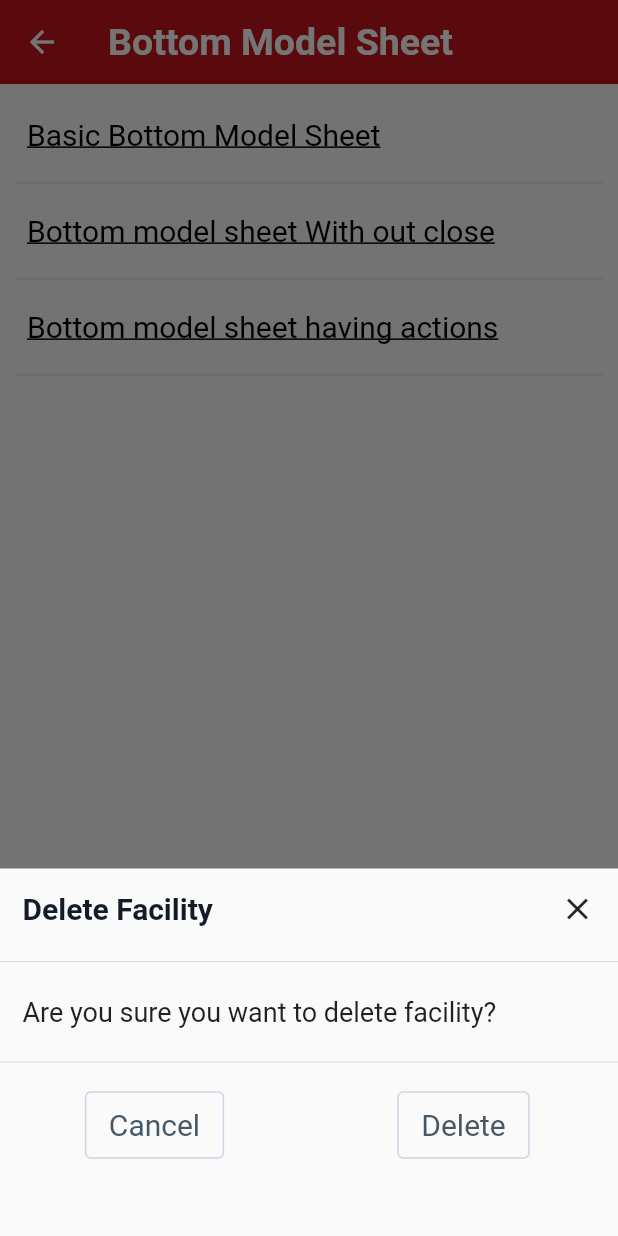
After one commit to brahmikumar/vcui, a Flutter app: the BottomModelSheetDemo screen opened by its route, after a tap on "Bottom model sheet having actions", on a phone screen of 412 x 824 dp. The commit adds this screen. Run offline on Flutter 3.47's test engine with Material 2 defaults, Android fonts, the phone set to English and light mode, and no system bars; our stand-ins replace flutter_html.

Commit message:
added alert and bootm model sheets

```diff
--- a/lib/main.dart
+++ b/lib/main.dart
@@ -1,4 +1,6 @@
 import 'package:flutter/material.dart';
+import 'package:vcui/src/elements/screens/alert_dialog.dart';
+import 'package:vcui/src/elements/screens/bottom_modelsheet_demo.dart';
 import 'package:vcui/src/elements/screens/buttons_demo.dart';
 import 'package:vcui/src/elements/screens/labels_demo.dart';
 import 'package:vcui/src/elements/screens/toast_messages_demo.dart';
@@ -29,6 +31,8 @@ class MyApp extends StatelessWidget {
         Usage.routeName : (context) => Usage(title: '', usage: '',),
         LabelsDemo.routeName : (context) => const LabelsDemo(),
         ToastMessagesDemo.routeName : (context) => const ToastMessagesDemo(),
+        AlertDialogDemo.routeName : (context) => const AlertDialogDemo(),
+        BottomModelSheetDemo.routeName : (context) => const BottomModelSheetDemo(),
       },
     );
   }
--- /dev/null
+++ b/lib/src/elements/screens/bottom_modelsheet_demo.dart
@@ -0,0 +1,88 @@
+import 'package:flutter/material.dart';
+import 'package:vcui/src/utils/app_meessages.dart';
+import 'package:vcui/vui/ui_components/bottom_model_sheet.dart';
+import 'package:vcui/vui/ui_components/buttons.dart';
+
+class BottomModelSheetDemo extends StatelessWidget {
+  static const routeName = "/bottomModelSheetDemo";
+  const BottomModelSheetDemo({Key? key}) : super(key: key);
+
+  @override
+  Widget build(BuildContext context) {
+    return Scaffold(
+      appBar: AppBar(
+        title: const Text("Bottom Model Sheet"),
+      ),
+      body: SingleChildScrollView(
+        child: Container(
+          padding: const EdgeInsets.all(10),
+          child: Column(
+            crossAxisAlignment: CrossAxisAlignment.start,
+            children: [
+
+              textButton("Basic Bottom Model Sheet", (){
+                showModalBottomSheet<dynamic>(
+                    isScrollControlled: true,
+                    context: context,
+                    builder: (context) {
+                      return AppBottomModelSheet(
+                        title: "Confirm",
+                        message: Messages.logoutConfirmMsg,
+                      );
+                    }
+                  );
+                }
+              ),
+              const Divider(),
+
+              textButton("Bottom model sheet With out close", (){
+                showModalBottomSheet<dynamic>(
+                    isScrollControlled: true,
+                    context: context,
+                    builder: (context) {
+                      return AppBottomModelSheet(
+                        title: "Confirm",
+                        message: Messages.logoutConfirmMsg,
+                        isCloseButton: false,
+                      );
+                    }
+                  );
+                }
+              ),
+              const Divider(),
+
+              textButton("Bottom model sheet having actions", (){
+                showModalBottomSheet<dynamic>(
+                    isScrollControlled: true,
+                    context: context,
+                    builder: (context) {
+                      return AppBottomModelSheet(
+                        title: "Delete Facility",
+                        message: Messages.deleteFacilityConfirmMsg,
+                        actions: [
+                          {
+                            "title": "Cancel",
+                            "onPressHandler": (){
+                              Navigator.pop(context);
+                            }
+                          },
+                          {
+                            "title": "Delete",
+                            "onPressHandler": (){
+                              print("perform task");
+                            }
+                          },
+                        ]
+                      );
+                    }
+                );
+              }),
+              const Divider(),
+
+            ],
+          ),
+        ),
+      ),
+    );
+  }
+}
--- /dev/null
+++ b/lib/src/utils/app_meessages.dart
@@ -0,0 +1,10 @@
+class Messages{
+  static const String logoutConfirmMsg = "Are you sure you want to logout?";
+  static const String logoutSuccessMsg = "Logout successful";
+
+  static const String deleteFacilityConfirmMsg = "Are you sure you want to delete facility?";
+  static const String deleteFacilitySuccessMsg = "Successfully deleted facility";
+
+  static const String formSubmitConfirmMsg = "Once you submit you can't modify details";
+  static const String formSubmitSuccessMsg = "Successfully updated your details";
+}
--- /dev/null
+++ b/lib/vui/ui_components/bottom_model_sheet.dart
@@ -0,0 +1,90 @@
+import 'package:flutter/material.dart';
+import 'package:vcui/vui/ui_components/buttons.dart';
+
+class AppBottomModelSheet extends StatelessWidget {
+  String title;
+  String message;
+  bool isCloseButton;
+  List actions;
+  AppBottomModelSheet({required this.title, required this.message, this.actions = const [], this.isCloseButton = true});
+
+  @override
+  Widget build(BuildContext context) {
+    return Wrap(
+      children: [
+        Container(
+          margin: const EdgeInsets.only(bottom: 10),
+          child: Column(
+            crossAxisAlignment: CrossAxisAlignment.start,
+            children: [
+
+              Padding(
+                padding: const EdgeInsets.all(15.0),
+                child: Row(
+                  crossAxisAlignment: CrossAxisAlignment.start,
+                  mainAxisAlignment: MainAxisAlignment.spaceBetween,
+                  children: [
+                    Text(title, style: Theme.of(context).textTheme.headline1),
+
+                    if(isCloseButton)
+                      InkWell(
+                          onTap: (){
+                            Navigator.pop(context);
+                          },
+                          child: const Icon(Icons.close)
+                      ),
+                  ],
+                ),
+              ),
+
+              const Divider(),
+              Padding(
+                padding: const EdgeInsets.symmetric(vertical:15.0, horizontal: 15),
+                child: Text("${message}"),
+              ),
+
+              if(actions.isNotEmpty)
+                Column(
+                  children: [
+                    const Divider(),
+
+                    const SizedBox(height: 10,),
+                    (actions.length < 4) ?
+                    Row(
+                      children: [
+                        for(int index=0; actions.length> index; index++)
+                          Expanded(
+                            flex: 1,
+                            child: Center(
+                              child: outlinedButton(
+                                actions[index]["title"],
+                                actions[index]["onPressHandler"],
+                              ),
+                            ),
+                          ),
+                      ],
+                    )
+                    :
+                    Container(
+                      child: Column(
+                        crossAxisAlignment: CrossAxisAlignment.start,
+                        children: [
+                          for(int index=0; actions.length> index; index++)
+                            outlinedButton(
+                              actions[index]["title"],
+                              actions[index]["onPressHandler"],
+                            ),
+                        ],
+                      ),
+                    )
+                  ],
+                ),
+
+              const SizedBox(height: 40,),
+            ],
+          ),
+        ),
+      ],
+    );
+  }
+}
```
Also changed, not shown: lib/src/elements/screens/alert_dialog.dart (added, +81 -0 lines), lib/src/home/widgets/ui_components.dart (+8 -3 lines), lib/src/utils/alert_dialog_usage.dart (added, +38 -0 lines).
